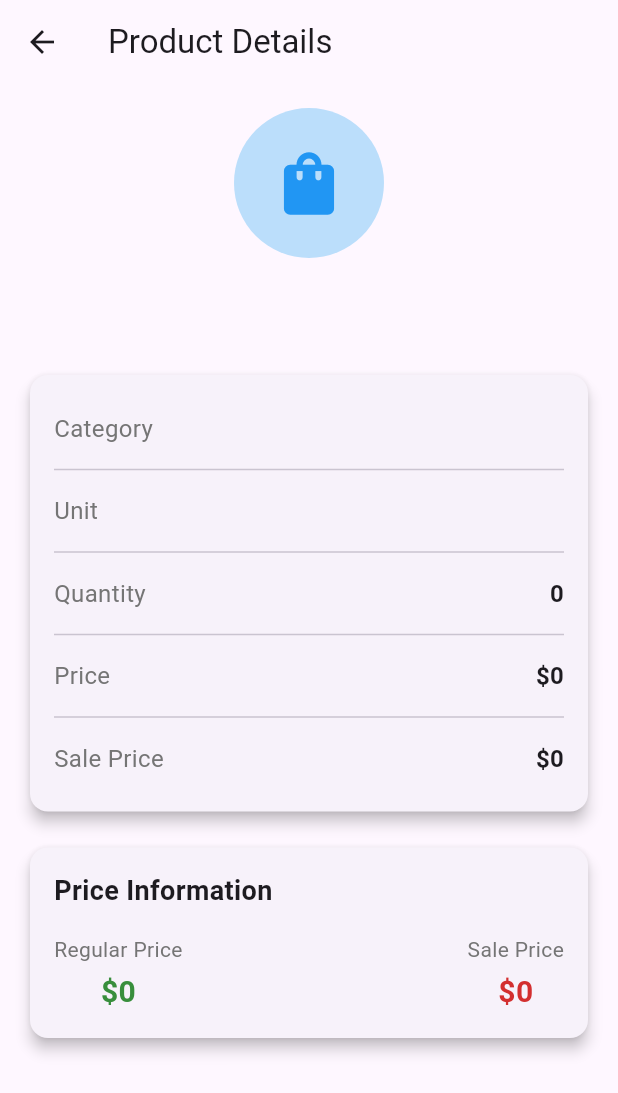
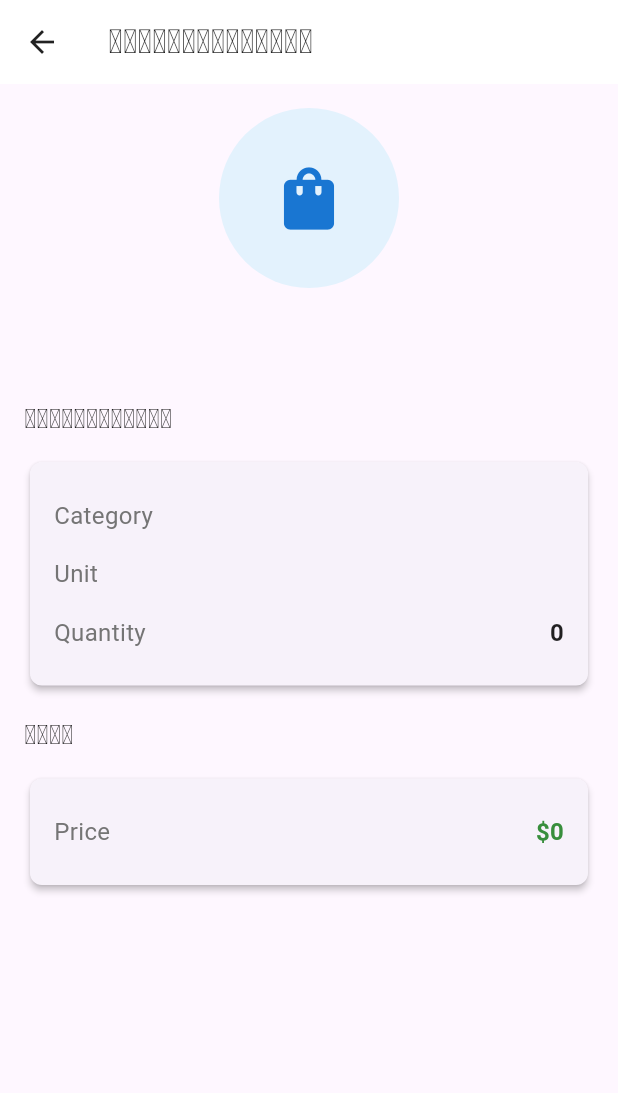
Before and after one commit to n7ii/Ui_test, a Flutter app: the ProductDetailsScreen screen opened directly with empty values, on a phone screen of 412 x 824 dp. Shown: the top 1093 px of the screen. Run offline on Flutter 3.47's test engine with Material 3 defaults, Android fonts, the phone set to English and light mode, and no system bars; our stand-ins replace shimmer; network calls fail.

Commit message:
update UI

```diff
--- a/lib/screens/product_details_screen.dart
+++ b/lib/screens/product_details_screen.dart
@@ -10,7 +10,10 @@ class ProductDetailsScreen extends StatelessWidget {
   Widget build(BuildContext context) {
     return Scaffold(
       appBar: AppBar(
-        title: Text('Product Details'),
+        title: Text('ລາຍລະອຽດສິນຄ້າ', style: TextStyle(color: Colors.black87)),
+        backgroundColor: Colors.white,
+        elevation: 0,
+        iconTheme: IconThemeData(color: Colors.black87),
       ),
       body: SingleChildScrollView(
         child: Padding(
@@ -18,83 +21,54 @@ class ProductDetailsScreen extends StatelessWidget {
           child: Column(
             crossAxisAlignment: CrossAxisAlignment.start,
             children: [
+              // Product Image Placeholder
               Center(
-                child: CircleAvatar(
-                  radius: 50,
-                  backgroundColor: Colors.blue.shade100,
+                child: Container(
+                  width: 120,
+                  height: 120,
+                  decoration: BoxDecoration(
+                    color: Colors.blue.shade50,
+                    shape: BoxShape.circle,
+                  ),
                   child: Icon(
                     Icons.shopping_bag,
                     size: 50,
-                    color: Colors.blue,
+                    color: Colors.blue.shade700,
                   ),
                 ),
               ),
               SizedBox(height: 24),
 
+              // Product Name
               Text(
                 product.productName,
                 style: TextStyle(
                   fontSize: 24,
                   fontWeight: FontWeight.bold,
+                  color: Colors.black87,
                 ),
               ),
               SizedBox(height: 16),
 
-              Card(
-                elevation: 4,
-                child: Padding(
-                  padding: const EdgeInsets.all(16.0),
-                  child: Column(
-                    crossAxisAlignment: CrossAxisAlignment.start,
-                    children: [
-                      _buildDetailRow('Category', product.category.categoryName),
-                      Divider(),
-                      _buildDetailRow('Unit', product.unit.unitName),
-                      Divider(),
-                      _buildDetailRow('Quantity', product.quantity.toString()),
-                      Divider(),
-                      _buildDetailRow('Price', '\$' + product.price.toString()),
-                      Divider(),
-                      _buildDetailRow('Sale Price', '\$' + product.salePrice.toString()),
-                    ],
-                  ),
-                ),
+              // Product Details
+              _buildDetailSection(
+                context,
+                title: 'ຂໍ້ມູນສິນຄ້າ',
+                details: [
+                  _buildDetailItem('Category', product.category.categoryName),
+                  _buildDetailItem('Unit', product.unit.unitName),
+                  _buildDetailItem('Quantity', product.quantity.toString()),
+                ],
               ),
               SizedBox(height: 16),
 
-              Card(
-                elevation: 4,
-                child: Padding(
-                  padding: const EdgeInsets.all(16.0),
-                  child: Column(
-                    crossAxisAlignment: CrossAxisAlignment.start,
-                    children: [
-                      Text(
-                        'Price Information',
-                        style: TextStyle(
-                          fontSize: 18,
-                          fontWeight: FontWeight.bold,
-                        ),
-                      ),
-                      SizedBox(height: 16),
-                      Row(
-                        mainAxisAlignment: MainAxisAlignment.spaceBetween,
-                        children: [
-                          _buildPriceInfo(
-                            'Regular Price',
-                            '\$' + product.price.toString(),
-                            Colors.green.shade700,
-                          ),
-                          _buildPriceInfo(
-                            'Sale Price',
-                            '\$' + product.salePrice.toString(),
-                            Colors.red.shade700,
-                          ),
-                        ],
-                      ),
-                    ],
-                  ),
-                ),
+              // Price Information
+              _buildDetailSection(
+                context,
+                title: 'ລາຄາ',
+                details: [
+                  _buildDetailItem('Price', '\$' + product.price.toString(), color: Colors.green.shade700),
+                ],
               ),
             ],
           ),
@@ -103,7 +77,38 @@ class ProductDetailsScreen extends StatelessWidget {
     );
   }
 
-  Widget _buildDetailRow(String label, String value) {
+  // Helper method to build a detail section
+  Widget _buildDetailSection(BuildContext context, {required String title, required List<Widget> details}) {
+    return Column(
+      crossAxisAlignment: CrossAxisAlignment.start,
+      children: [
+        Text(
+          title,
+          style: TextStyle(
+            fontSize: 18,
+            fontWeight: FontWeight.bold,
+            color: Colors.black87,
+          ),
+        ),
+        SizedBox(height: 12),
+        Card(
+          elevation: 2,
+          shape: RoundedRectangleBorder(
+            borderRadius: BorderRadius.circular(8),
+          ),
+          child: Padding(
+            padding: const EdgeInsets.all(16.0),
+            child: Column(
+              children: details,
+            ),
+          ),
+        ),
+      ],
+    );
+  }
+
+  // Helper method to build a detail item
+  Widget _buildDetailItem(String label, String value, {Color? color}) {
     return Padding(
       padding: const EdgeInsets.symmetric(vertical: 8.0),
       child: Row(
@@ -121,33 +126,11 @@ class ProductDetailsScreen extends StatelessWidget {
             style: TextStyle(
               fontSize: 16,
               fontWeight: FontWeight.bold,
+              color: color ?? Colors.black87,
             ),
           ),
         ],
       ),
     );
   }
-
-  Widget _buildPriceInfo(String label, String price, Color color) {
-    return Column(
-      children: [
-        Text(
-          label,
-          style: TextStyle(
-            fontSize: 14,
-            color: Colors.grey.shade600,
-          ),
-        ),
-        SizedBox(height: 4),
-        Text(
-          price,
-          style: TextStyle(
-            fontSize: 20,
-            fontWeight: FontWeight.bold,
-            color: color,
-          ),
-        ),
-      ],
-    );
-  }
 }
--- a/pubspec.yaml
+++ b/pubspec.yaml
@@ -36,6 +36,7 @@ dependencies:
   # The following adds the Cupertino Icons font to your application.
   # Use with the CupertinoIcons class for iOS style icons.
   cupertino_icons: ^1.0.8
+  shimmer: ^3.0.0
 
 dev_dependencies:
   flutter_test:
```
Also changed, not shown: lib/screens/add_edit_product_screen.dart (+20 -13 lines), lib/screens/products_screen.dart (+190 -82 lines), pubspec.lock.
